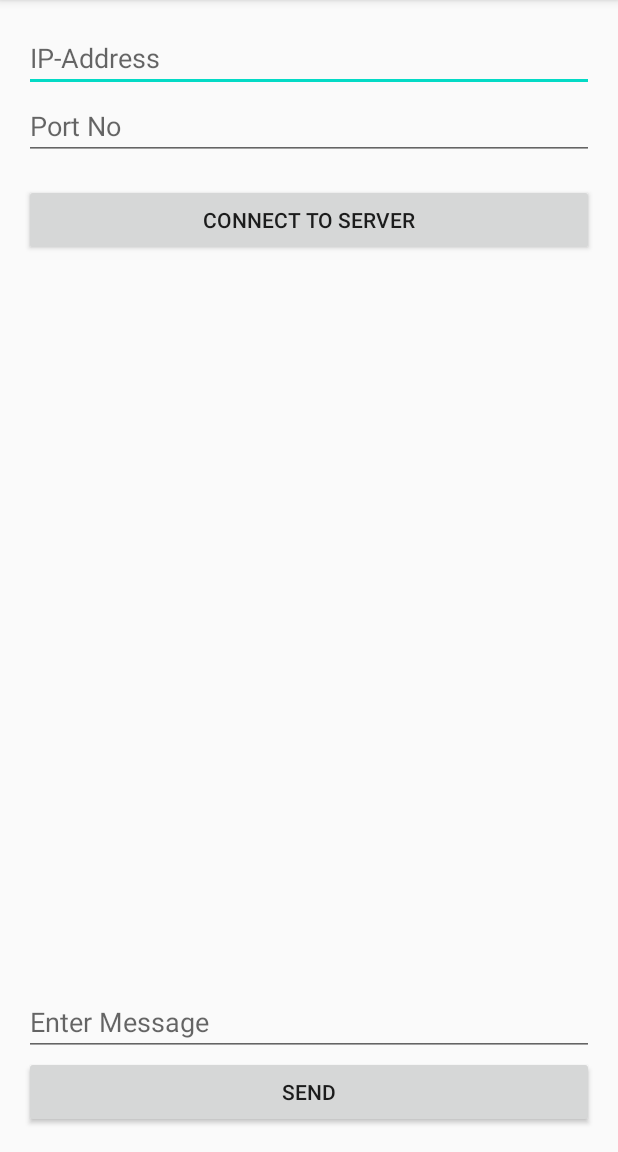
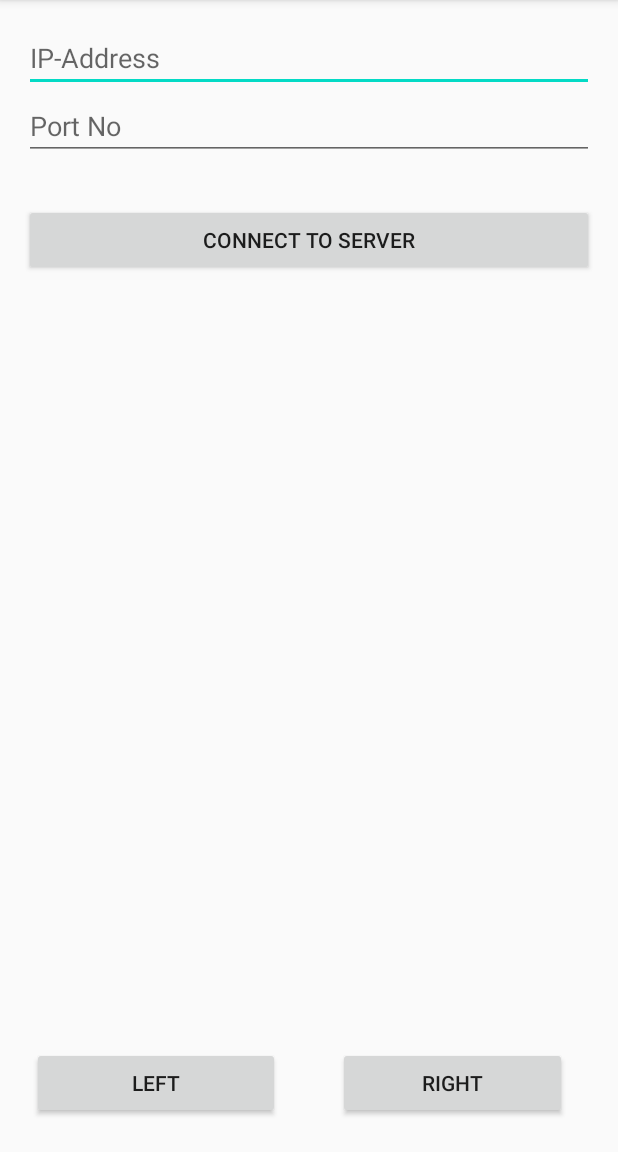
Before and after one commit to jainpriyanshi/MobileMouse, an Android app: the screen it shows after launch (MainActivity), on a phone screen of 412 x 824 dp, the part 84-1236 px from its top. Run offline under Robolectric (Android 15) with nearby library versions, the phone set to English and light mode, and no system bars.

Commit message:
left and right click

```diff
--- a/app/src/main/java/com/example/mobilemouse/MainActivity.java
+++ b/app/src/main/java/com/example/mobilemouse/MainActivity.java
@@ -30,24 +30,32 @@ public class MainActivity extends AppCompatActivity {
         setContentView(R.layout.activity_main);
         etIP = findViewById(R.id.etIP);
         etPort = findViewById(R.id.etPort);
-        tvMessages = findViewById(R.id.tvMessages);
-        etMessage = findViewById(R.id.etMessage);
-        btnSend = findViewById(R.id.btnSend);
+        Button btnleftclick = findViewById(R.id.btnleftclick);
+        Button btnrightclick = findViewById(R.id.btnrightclick);
         Button btnConnect = findViewById(R.id.btnConnect);
         btnConnect.setOnClickListener(new View.OnClickListener() {
             @Override
             public void onClick(View v) {
-                tvMessages.setText("");
                 SERVER_IP = etIP.getText().toString().trim();
                 SERVER_PORT = Integer.parseInt(etPort.getText().toString().trim());
                 Thread1 = new Thread(new Thread1());
                 Thread1.start();
             }
         });
-        btnSend.setOnClickListener(new View.OnClickListener() {
+        btnleftclick.setOnClickListener(new View.OnClickListener() {
             @Override
             public void onClick(View v) {
-                String message = etMessage.getText().toString().trim();
+                String message = "left";
+                if (!message.isEmpty()) {
+                    new Thread(new Thread3(message)).start();
+                    new Thread(new Thread1()).start();
+                }
+            }
+        });
+        btnrightclick.setOnClickListener(new View.OnClickListener() {
+            @Override
+            public void onClick(View v) {
+                String message = "right";
                 if (!message.isEmpty()) {
                     new Thread(new Thread3(message)).start();
                     new Thread(new Thread1()).start();
@@ -66,12 +74,6 @@ public class MainActivity extends AppCompatActivity {
                 input = new BufferedReader(new InputStreamReader(socket.getInputStream()));
             } catch (IOException e) {
                 e.printStackTrace();
-                runOnUiThread(new Runnable() {
-                    @Override
-                    public void run() {
-                        tvMessages.setText("Not Connected\n");
-                    }
-                });
             }
         }
     }
@@ -83,16 +85,8 @@ public class MainActivity extends AppCompatActivity {
         }
         @Override
         public void run() {
-
                 output.write(message);
                 output.flush();
-                runOnUiThread(new Runnable() {
-                    @Override
-                    public void run() {
-                        tvMessages.append("client: " + message + "\n");
-                        etMessage.setText("");
-                    }
-                });
         }
     }
 }
--- a/app/src/main/res/layout/activity_main.xml
+++ b/app/src/main/res/layout/activity_main.xml
@@ -18,33 +18,40 @@
         android:layout_below = "@+id/etIP"
         android:hint = "Port No"
         android:inputType = "number" />
+
     <Button
-        android:id = "@+id/btnConnect"
-        android:layout_width = "match_parent"
-        android:layout_height = "wrap_content"
-        android:layout_below = "@+id/etPort"
-        android:layout_gravity = "center"
-        android:layout_marginTop = "16dp"
-        android:text = "Connect To Server" />
-    <TextView
-        android:id = "@+id/tvMessages"
-        android:layout_width = "match_parent"
-        android:layout_height = "wrap_content"
-        android:layout_above = "@+id/etMessage"
-        android:layout_below = "@+id/btnConnect"
-        android:inputType = "textMultiLine"
-        android:textAppearance = "@style/Base.TextAppearance.AppCompat.Medium" />
-    <EditText
-        android:id = "@+id/etMessage"
-        android:layout_width = "match_parent"
-        android:layout_height = "wrap_content"
-        android:layout_above = "@+id/btnSend"
-        android:hint = "Enter Message"
-        android:inputType = "text" />
+        android:id="@+id/btnConnect"
+        android:layout_width="200dp"
+        android:layout_height="wrap_content"
+        android:layout_below="@+id/etPort"
+        android:layout_alignParentStart="true"
+        android:layout_alignParentEnd="true"
+        android:layout_gravity="center"
+        android:layout_marginTop="29dp"
+        android:layout_marginBottom="4dp"
+        android:text="Connect To Server" />
+
     <Button
-        android:id = "@+id/btnSend"
-        android:layout_width = "match_parent"
-        android:layout_height = "wrap_content"
-        android:layout_alignParentBottom = "true"
-        android:text = "SEND" />
+        android:id="@+id/btnleftclick"
+        android:layout_width="170dp"
+        android:layout_height="wrap_content"
+        android:layout_alignParentEnd="true"
+        android:layout_alignParentBottom="true"
+        android:layout_marginStart="5dp"
+        android:layout_marginTop="205dp"
+        android:layout_marginEnd="209dp"
+        android:layout_marginBottom="6dp"
+        android:text="LEFT" />
+
+    <Button
+        android:id="@+id/btnrightclick"
+        android:layout_width="170dp"
+        android:layout_height="wrap_content"
+        android:layout_alignParentEnd="true"
+        android:layout_alignParentBottom="true"
+        android:layout_marginStart="209dp"
+        android:layout_marginTop="205dp"
+        android:layout_marginEnd="18dp"
+        android:layout_marginBottom="6dp"
+        android:text="RIGHT" />
 </RelativeLayout>
```
Also changed, not shown: 1 other file.
